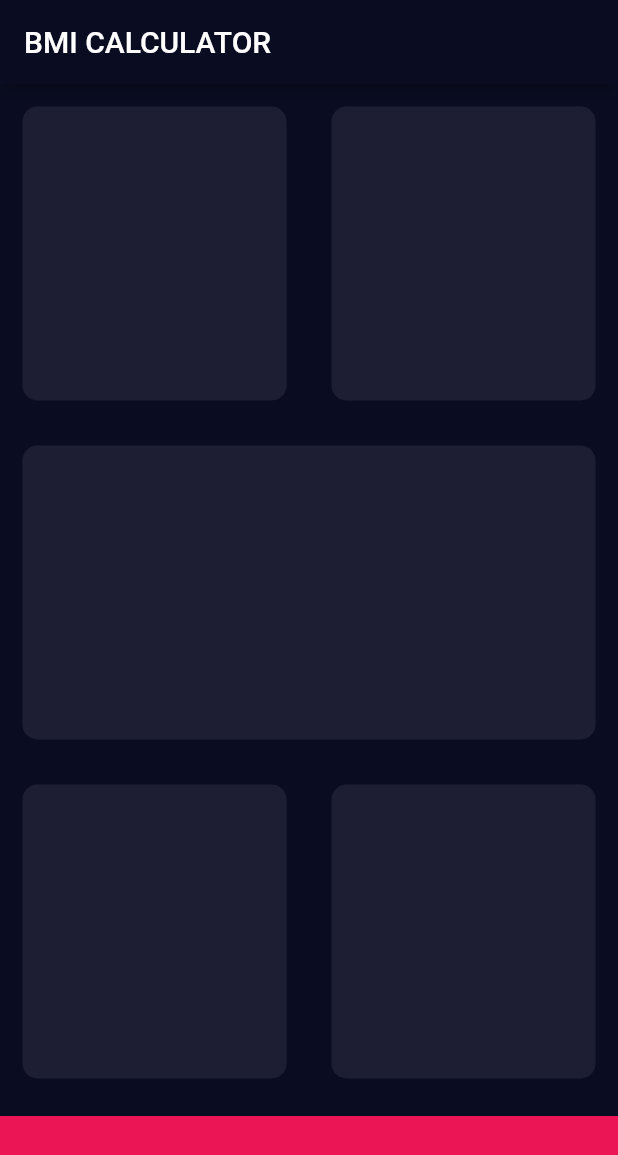
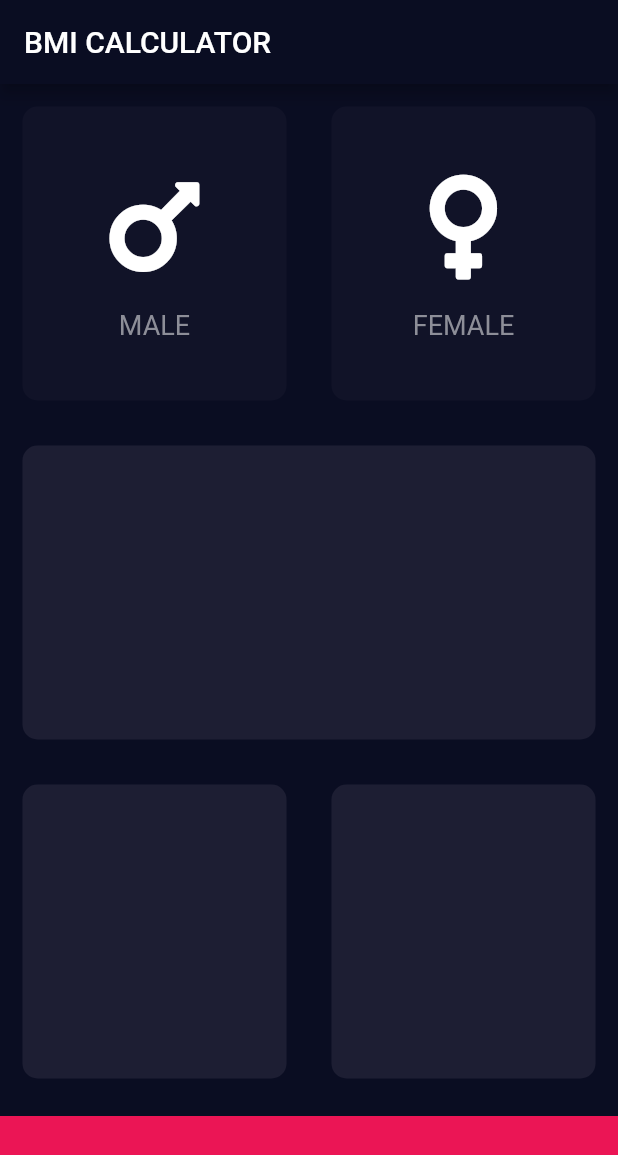
Before and after one commit to sarianpour/BMI-calculator, a Flutter app: the screen it shows after launch, on a phone screen of 412 x 824 dp. Shown: the top 1155 px of the screen. Run offline on Flutter 3.47's test engine with Material 2 defaults, Android fonts, the phone set to English and light mode, and no system bars; our stand-ins replace font_awesome_flutter.

Commit message:
color added

```diff
--- /dev/null
+++ b/lib/gender_card.dart
@@ -0,0 +1,25 @@
+import 'package:flutter/material.dart';
+
+class GenderCard extends StatelessWidget {
+  GenderCard({@required this.genderIcon, @required this.genderLabel});
+  final genderIcon;
+  final genderLabel;
+
+  @override
+  Widget build(BuildContext context) {
+    return Column(
+      mainAxisAlignment: MainAxisAlignment.center,
+      children: [
+        Icon(
+          genderIcon,
+          size: 80.0,
+        ),
+        SizedBox(
+          height: 15.0,
+        ),
+        Text(genderLabel,
+            style: TextStyle(fontSize: 18.0, color: Color(0xFF8D8E98)))
+      ],
+    );
+  }
+}
--- a/lib/input_page.dart
+++ b/lib/input_page.dart
@@ -1,8 +1,14 @@
 import 'package:flutter/material.dart';
+import 'package:flutter/rendering.dart';
+import 'package:font_awesome_flutter/font_awesome_flutter.dart';
+import 'reuseable_card.dart';
+import 'gender_card.dart';
 
 const double bottomContainerHeight = 80.0;
 const Color activeCardColor = Color(0xFF1D1E33);
+const Color inactiveCardColor = Color(0xFF111328);
 const Color bottomContainerColor = Color(0xFFEB1555);
+enum Genders { male, female }
 
 class InputPage extends StatefulWidget {
   @override
@@ -10,6 +16,8 @@ class InputPage extends StatefulWidget {
 }
 
 class _InputPageState extends State<InputPage> {
+  Genders genderSelected;
+
   @override
   Widget build(BuildContext context) {
     return Scaffold(
@@ -22,13 +30,39 @@ class _InputPageState extends State<InputPage> {
             child: Row(
               children: [
                 Expanded(
-                  child: ReuseableCard(
-                    colour: activeCardColor,
+                  child: GestureDetector(
+                    onTap: () {
+                      setState(() {
+                        genderSelected = Genders.male;
+                      });
+                    },
+                    child: ReuseableCard(
+                      colour: genderSelected == Genders.male
+                          ? activeCardColor
+                          : inactiveCardColor,
+                      cardChild: GenderCard(
+                        genderIcon: FontAwesomeIcons.mars,
+                        genderLabel: 'MALE',
+                      ),
+                    ),
                   ),
                 ),
                 Expanded(
-                  child: ReuseableCard(
-                    colour: activeCardColor,
+                  child: GestureDetector(
+                    onTap: () {
+                      setState(() {
+                        genderSelected = Genders.female;
+                      });
+                    },
+                    child: ReuseableCard(
+                      colour: genderSelected == Genders.female
+                          ? activeCardColor
+                          : inactiveCardColor,
+                      cardChild: GenderCard(
+                        genderIcon: FontAwesomeIcons.venus,
+                        genderLabel: 'FEMALE',
+                      ),
+                    ),
                   ),
                 ),
               ],
@@ -72,18 +106,3 @@ class _InputPageState extends State<InputPage> {
     );
   }
 }
-
-class ReuseableCard extends StatelessWidget {
-  ReuseableCard({this.colour});
-  final Color colour;
-  @override
-  Widget build(BuildContext context) {
-    return Container(
-      height: 200,
-      width: 170,
-      margin: EdgeInsets.all(15),
-      decoration:
-          BoxDecoration(borderRadius: BorderRadius.circular(10), color: colour),
-    );
-  }
-}
--- /dev/null
+++ b/lib/reuseable_card.dart
@@ -0,0 +1,18 @@
+import 'package:flutter/material.dart';
+
+class ReuseableCard extends StatelessWidget {
+  ReuseableCard({@required this.colour, this.cardChild});
+  final Color colour;
+  final cardChild;
+  @override
+  Widget build(BuildContext context) {
+    return Container(
+      child: cardChild,
+      height: 200,
+      width: 170,
+      margin: EdgeInsets.all(15),
+      decoration:
+          BoxDecoration(borderRadius: BorderRadius.circular(10), color: colour),
+    );
+  }
+}
--- a/pubspec.yaml
+++ b/pubspec.yaml
@@ -11,6 +11,7 @@ dependencies:
     sdk: flutter
 
   cupertino_icons: ^0.1.2
+  font_awesome_flutter: ^8.11.0
 
 dev_dependencies:
   flutter_test:
```
